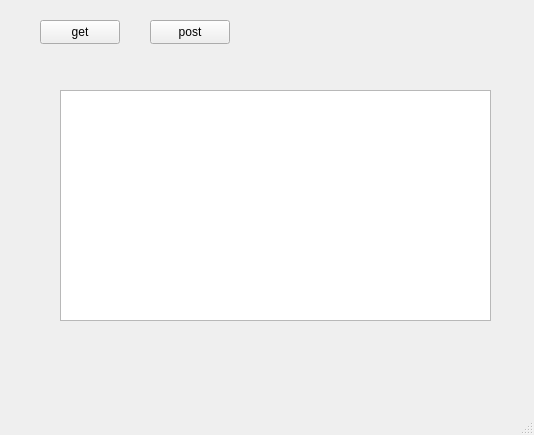
darkkeri/Bank-automat, file REST_API/mainwindow.ui: the form before one commit.
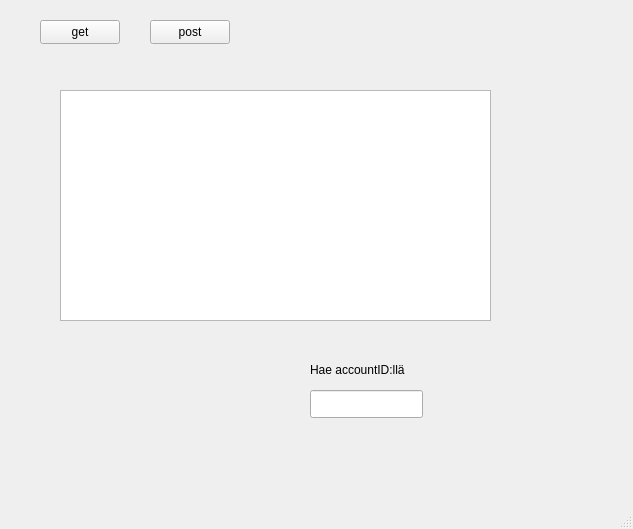
The form after the commit.

```diff
--- a/REST_API/mainwindow.ui
+++ b/REST_API/mainwindow.ui
@@ -6,8 +6,8 @@
    <rect>
     <x>0</x>
     <y>0</y>
-    <width>534</width>
-    <height>435</height>
+    <width>633</width>
+    <height>529</height>
    </rect>
   </property>
   <property name="windowTitle">
@@ -50,6 +50,29 @@
      </rect>
     </property>
    </widget>
+   <widget class="QLineEdit" name="getByIdLineEdit">
+    <property name="geometry">
+     <rect>
+      <x>310</x>
+      <y>390</y>
+      <width>113</width>
+      <height>28</height>
+     </rect>
+    </property>
+   </widget>
+   <widget class="QLabel" name="label">
+    <property name="geometry">
+     <rect>
+      <x>310</x>
+      <y>360</y>
+      <width>121</width>
+      <height>20</height>
+     </rect>
+    </property>
+    <property name="text">
+     <string>Hae accountID:llä</string>
+    </property>
+   </widget>
   </widget>
   <widget class="QMenuBar" name="menubar">
    <property name="geometry">
```
Left out of the diff: 2 changed lines with no effect on the pictures.
